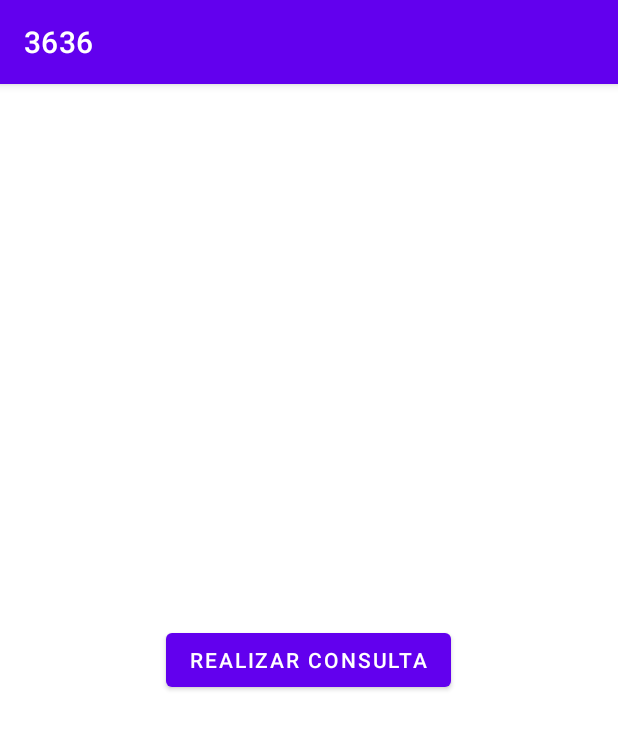
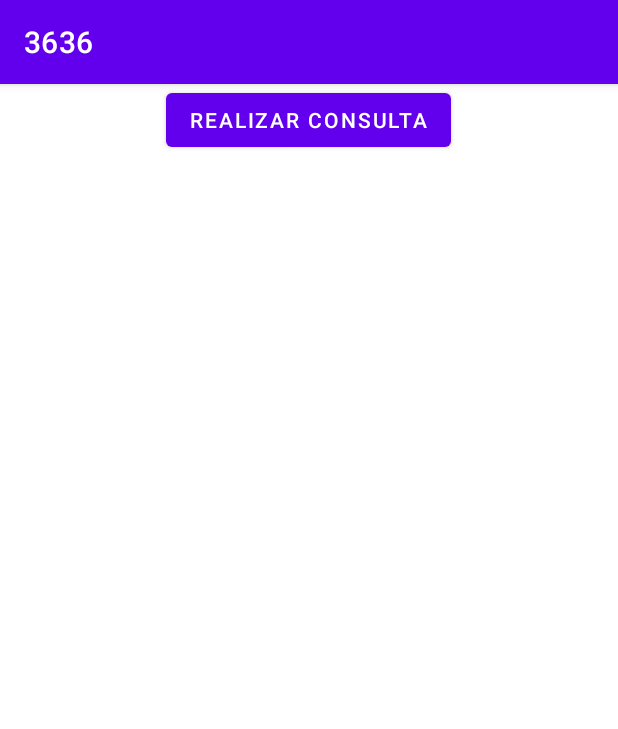
Before and after one commit to DanielFalconGuerra/App_3636, an Android app: the ShowRestaurantsFound screen opened directly, with no data from a screen before it, on a phone screen of 412 x 824 dp. Shown: the top 729 px of the screen. Run offline under Robolectric (Android 15) with nearby library versions, the phone set to English and light mode, and no system bars; our stand-ins replace data binding; 2 statements that could not run were skipped.

Commit message:
Modulo de busqueda de restaurante casi terminado

```diff
--- a/app/src/main/res/layout/activity_show_restaurants_found.xml
+++ b/app/src/main/res/layout/activity_show_restaurants_found.xml
@@ -1,23 +1,41 @@
 <?xml version="1.0" encoding="utf-8"?>
-<androidx.constraintlayout.widget.ConstraintLayout xmlns:android="http://schemas.android.com/apk/res/android"
+<layout xmlns:android="http://schemas.android.com/apk/res/android"
     xmlns:app="http://schemas.android.com/apk/res-auto"
-    xmlns:tools="http://schemas.android.com/tools"
+    xmlns:tools="http://schemas.android.com/tools">
+
+    <data>
+
+    </data>
+
+    <androidx.constraintlayout.widget.ConstraintLayout
         android:layout_width="match_parent"
         android:layout_height="match_parent"
         tools:context=".ShowRestaurantsFound">
+
         <RelativeLayout
-        android:layout_width="match_parent"
-        android:layout_height="match_parent">
+            android:layout_width="0dp"
+            android:layout_height="0dp"
+            android:orientation="horizontal"
+            app:layout_constraintBottom_toBottomOf="parent"
+            app:layout_constraintEnd_toEndOf="parent"
+            app:layout_constraintStart_toStartOf="parent"
+            app:layout_constraintTop_toTopOf="parent"
+            >
+
             <ScrollView
                 android:layout_width="match_parent"
-            android:layout_height="match_parent">
+                android:layout_height="wrap_content"
+                android:layout_centerHorizontal="true">
+
                 <Button
                     android:id="@+id/btnRealizarConsulta"
                     android:layout_width="wrap_content"
                     android:layout_height="wrap_content"
                     android:layout_gravity="center"
-                android:text="Realizar consulta"/>
+                    android:text="Realizar consulta" />
+
             </ScrollView>
         </RelativeLayout>
 
     </androidx.constraintlayout.widget.ConstraintLayout>
+</layout>
```
Lines whose indentation alone changed are shown as unchanged.
